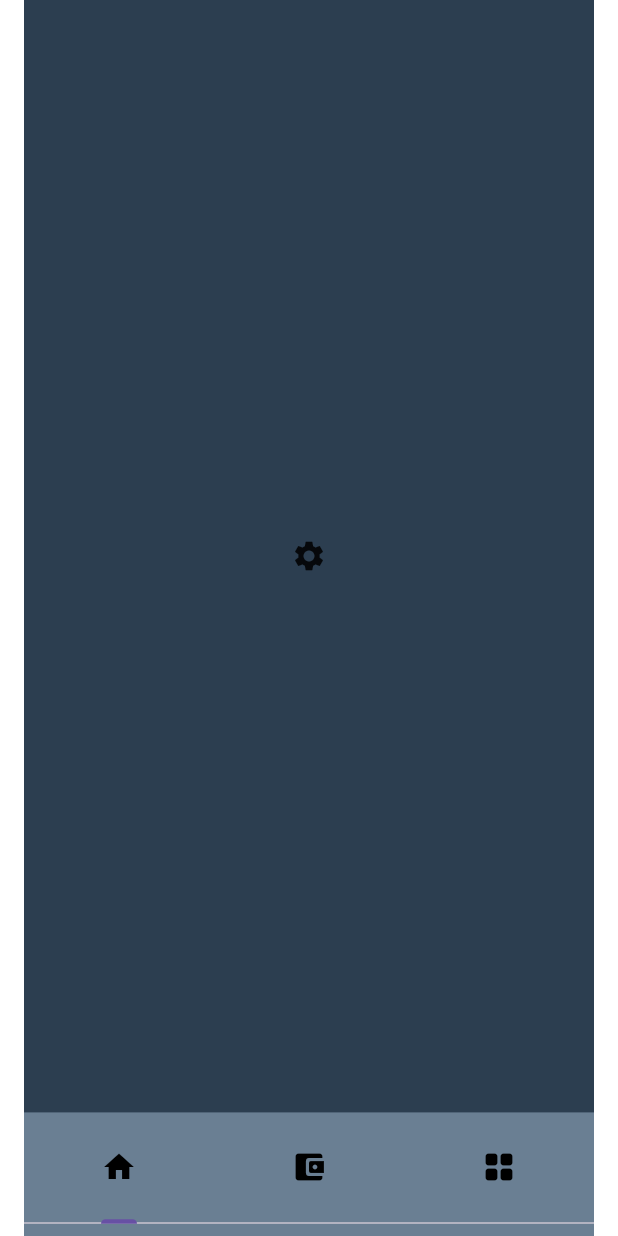
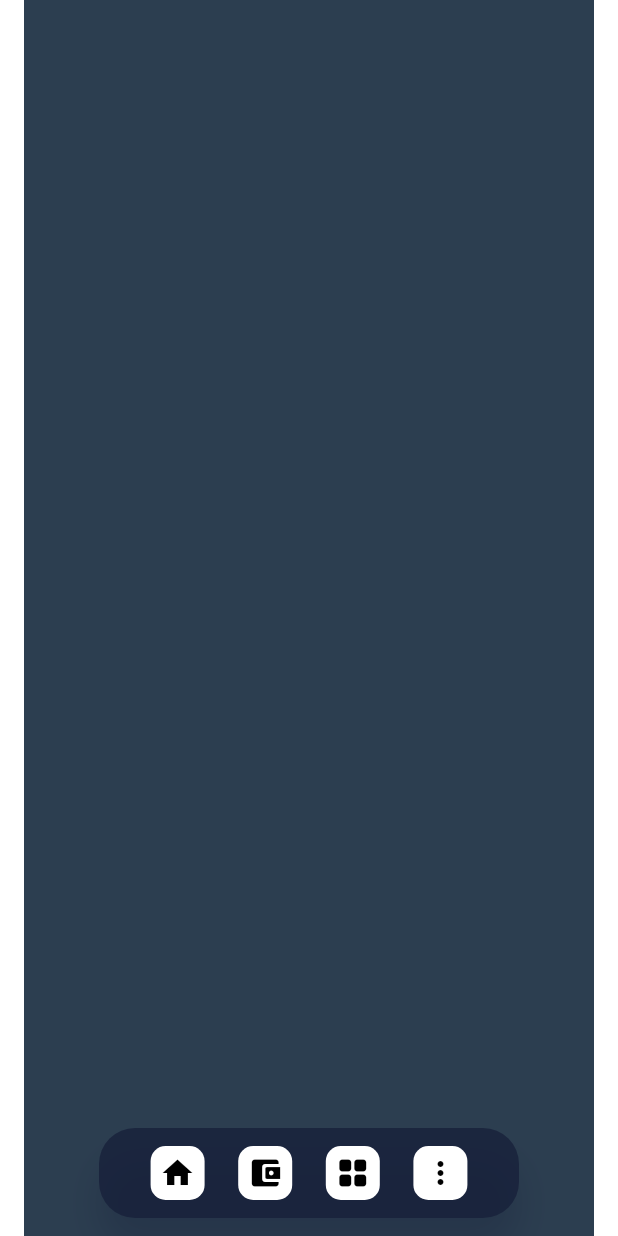
Before and after one commit to AurumJave/app_wallet, a Flutter app: the HomePage screen opened by its route, on a phone screen of 412 x 824 dp. Run offline on Flutter 3.47's test engine with Material 3 defaults, Android fonts, the phone set to English and light mode, and no system bars; our stand-ins replace google_fonts, rive.

Commit message:
Navigation App Bar Complete
Navigation app bar and placeholder boxes finished

```diff
--- /dev/null
+++ b/lib/bottom_nav_bar.dart
@@ -0,0 +1,78 @@
+import 'package:app_wallet/rive_model.dart';
+import 'package:flutter/material.dart';
+import 'package:rive/rive.dart';
+
+const Color bottonNavBgColor = Color(0xFF17203A);
+
+// class Button extends StatelessWidget {
+//   const Button({super.key, required index});
+
+//   final int index = 0;
+//   final Set<IconData> icons = {
+//     Icons.abc,
+//     Icons.abc
+//   }
+
+//   @override
+//   Widget build(BuildContext context) {
+//     return const Icon(icon: Icons.access_alarm);
+//   }
+// }
+
+final List<IconData> icons = [
+  Icons.home,
+  Icons.account_balance_wallet_rounded,
+  Icons.grid_view_rounded,
+  Icons.more_vert,
+];
+
+class BottomNavBar extends StatefulWidget {
+  const BottomNavBar({super.key});
+
+  @override
+  State<BottomNavBar> createState() =>
+      _BottomNavBar();
+}
+
+class _BottomNavBar
+    extends State<BottomNavBar> {
+  @override
+  Widget build(BuildContext context) {
+    return Scaffold(
+      bottomNavigationBar: SafeArea(
+  child: Container(
+    height: 60, //TODO: In Future remove the height
+    padding: const EdgeInsets.all(12),
+    margin: const EdgeInsets.symmetric(horizontal: 50, vertical: 12),
+
+    decoration: BoxDecoration(
+      color: bottonNavBgColor.withOpacity(0.8),
+      borderRadius: const BorderRadius.all(Radius.circular(24)),
+      boxShadow: [
+        BoxShadow(
+          color: bottonNavBgColor.withOpacity(0.3),
+          offset: const Offset(0, 20),
+          blurRadius: 20,
+        ),
+      ],
+    ),
+    child: Row(
+  mainAxisAlignment: MainAxisAlignment.spaceEvenly,
+  children: List.generate(
+    4,//bottomNavItems.length,
+    (index) => Container(
+      decoration: BoxDecoration(color: Colors.white, borderRadius: BorderRadius.all(Radius.circular(10))),
+      height: 36,
+      width: 36,
+      child: Icon(icons[index], color: Colors.black,), //height: MediaQuery.sizeOf(context).height * 0.1),
+      /*RiveAnimation.asset(
+        bottomNavItems[index].src,
+        artboard: bottomNavItems[index].artboard,
+      )*/
+    ),
+  ),
+),
+  ),
+    ));
+  }
+}
--- a/lib/home_page.dart
+++ b/lib/home_page.dart
@@ -1,8 +1,16 @@
+import 'package:app_wallet/bottom_nav_bar.dart';
+import 'package:app_wallet/category_tab.dart';
 import 'package:flutter/material.dart';
+import 'package:app_wallet/dashboard_tab.dart';
 
-class HomePage extends StatelessWidget {
+class HomePage extends StatefulWidget {
   const HomePage({super.key});
 
+  @override
+  State<HomePage> createState() => _HomePageState();
+}
+
+class _HomePageState extends State<HomePage> {
   @override
   Widget build(BuildContext context) {
     return DefaultTabController(
@@ -10,12 +18,14 @@ class HomePage extends StatelessWidget {
       child: Scaffold(
         body: const TabBarView(
           children: [
-            Icon(Icons.settings),
+            DashboardTab(),
+            CategoryTab(),
             Icon(Icons.settings),
             Icon(Icons.settings),
           ],
         ),
-        bottomNavigationBar: BottomAppBar(
+        bottomNavigationBar: BottomNavBar()/*SafeArea( child:
+          BottomAppBar(
             padding: EdgeInsets.only(bottom: MediaQuery.sizeOf(context).height * 0.01),
             height: MediaQuery.sizeOf(context).height * 0.1,
             color: const Color.fromARGB(255, 106, 127, 147),
@@ -34,7 +44,7 @@ class HomePage extends StatelessWidget {
                 ],
               ),
           )
-        ),
+        ),),*/
       ),
     );
   }
--- /dev/null
+++ b/lib/rive_model.dart
@@ -0,0 +1,32 @@
+class RiveModel {
+  final String src, artboard, stateMachineName;
+
+  RiveModel({
+    required this.src,
+    required this.artboard,
+    required this.stateMachineName,
+  });
+}
+
+List<RiveModel> bottomNavItems = [
+  RiveModel(
+      src: "assets/animated-icons.riv",
+      artboard: "CHAT",
+      stateMachineName: "CHAT_Interactivity"),
+  RiveModel(
+      src: "assets/animated-icons.riv",
+      artboard: "SEARCH",
+      stateMachineName: "SEARCH_Interactivity"),
+  RiveModel(
+      src: "assets/animated-icons.riv",
+      artboard: "TIMER",
+      stateMachineName: "TIMER_Interactivity"),
+  RiveModel(
+      src: "assets/animated-icons.riv",
+      artboard: "BELL",
+      stateMachineName: "BELL_Interactivity"),
+  RiveModel(
+      src: "assets/animated-icons.riv",
+      artboard: "USER",
+      stateMachineName: "USER_Interactivity"),
+];
--- a/pubspec.yaml
+++ b/pubspec.yaml
@@ -30,6 +30,7 @@ environment:
 dependencies:
   flutter:
     sdk: flutter
+  rive: 0.13.14
 
   # The following adds the Cupertino Icons font to your application.
   # Use with the CupertinoIcons class for iOS style icons.
```
Also changed, not shown: lib/category_tab.dart (added, +40 -0 lines), lib/dashboard_tab.dart (added, +40 -0 lines), lib/login_page.dart (added, +89 -0 lines), lib/main.dart (+4 -3 lines), lib/nav_bar.dart (added, +72 -0 lines), lib/nav_model.dart (added, +8 -0 lines), lib/stats_display.dart (added, +82 -0 lines), lib/stats_splitter.dart (added, +23 -0 lines), pubspec.lock, 6 other files. Lines whose indentation alone changed are shown as unchanged.
